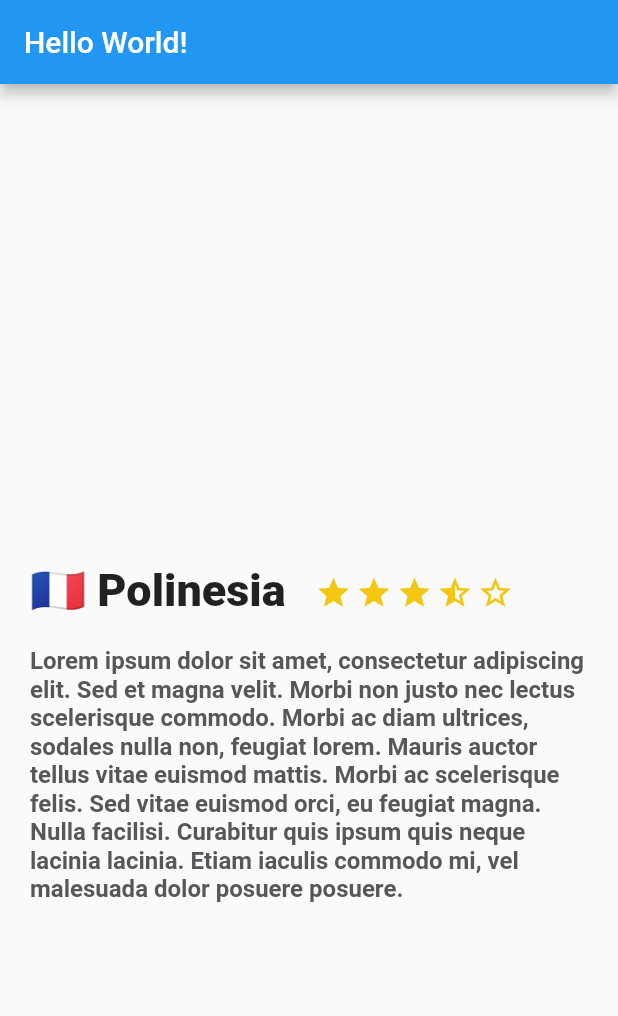
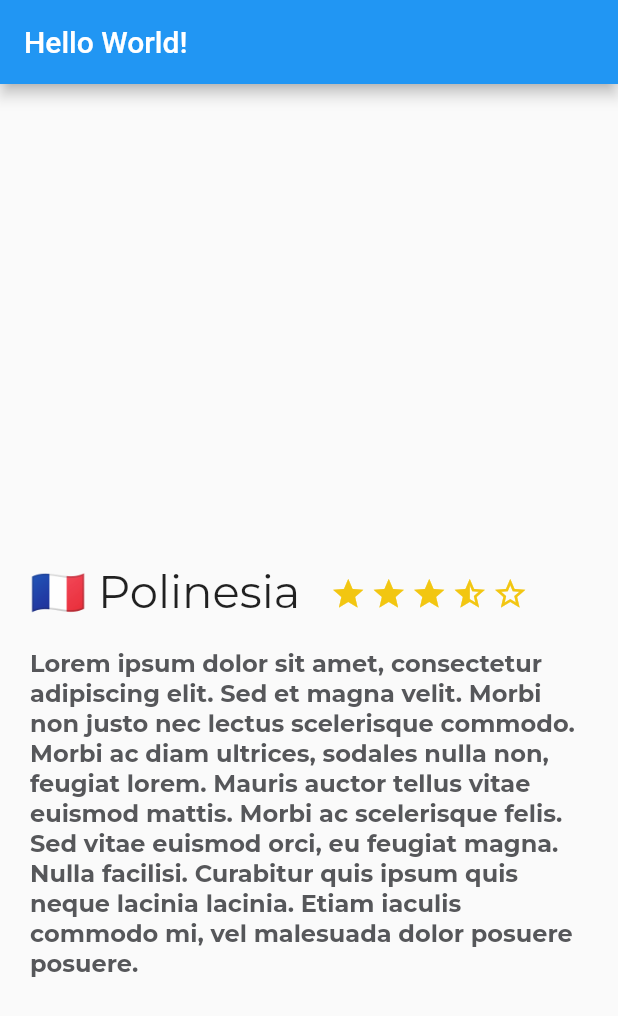
Before and after one commit to SebastianBC09/Flutter-App, a Flutter app: the screen it shows after launch, on a phone screen of 412 x 824 dp. Shown: the top 1016 px of the screen. Run offline on Flutter 3.47's test engine with Material 2 defaults, Android fonts, the phone set to English and light mode, and no system bars.

Commit message:
➕ADD: Font family rule added to widget.

```diff
--- a/lib/description_place.dart
+++ b/lib/description_place.dart
@@ -55,9 +55,11 @@ class DescriptionPlace extends StatelessWidget {
       child: Text(
         descriptionPlace,
         style: const TextStyle(
-            fontSize: 16.0,
-            fontWeight: FontWeight.bold,
-            color: Color(0xFF56575A)),
+          fontFamily: "Montserrat",
+          fontSize: 16.0,
+          fontWeight: FontWeight.bold,
+          color: Color(0xFF56575A),
+        ),
       ),
     );
 
@@ -72,8 +74,8 @@ class DescriptionPlace extends StatelessWidget {
           child: Text(
             namePlace,
             style: const TextStyle(
+              fontFamily: "Montserrat",
               fontSize: 30.0,
-              fontWeight: FontWeight.w900,
             ),
             textAlign: TextAlign.left,
           ),
```
